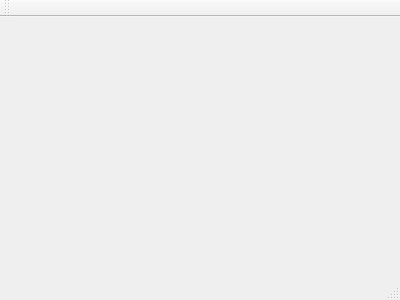
Before: the Qt Designer form mainwindow.ui in willgoishi/CSCI576HypermediaProject, drawn with Qt 5.
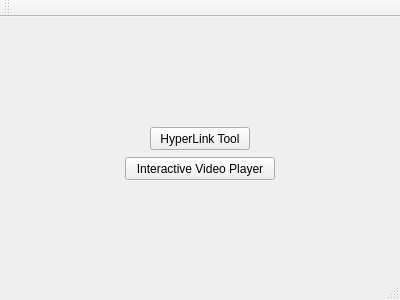
After: the same form once the commit is applied.

Commit message: updated main window form, added buttons and modified some of the ui structure for authoring tool

The edit to the form file:
```diff
--- a/mainwindow.ui
+++ b/mainwindow.ui
@@ -12,13 +12,61 @@
   <property name="windowTitle" >
    <string>MainWindow</string>
   </property>
-  <widget class="QMenuBar" name="menuBar" />
-  <widget class="QToolBar" name="mainToolBar" />
-  <widget class="QWidget" name="centralWidget" />
-  <widget class="QStatusBar" name="statusBar" />
+  <widget class="QWidget" name="centralWidget">
+   <widget class="QPushButton" name="hyperLinkToolButton">
+    <property name="geometry">
+     <rect>
+      <x>150</x>
+      <y>110</y>
+      <width>100</width>
+      <height>23</height>
+     </rect>
+    </property>
+    <property name="text">
+     <string>HyperLink Tool</string>
+    </property>
+   </widget>
+   <widget class="QPushButton" name="interactiveVideoPlayer">
+    <property name="geometry">
+     <rect>
+      <x>125</x>
+      <y>140</y>
+      <width>150</width>
+      <height>23</height>
+     </rect>
+    </property>
+    <property name="sizePolicy">
+     <sizepolicy hsizetype="Minimum" vsizetype="Minimum">
+      <horstretch>0</horstretch>
+      <verstretch>0</verstretch>
+     </sizepolicy>
+    </property>
+    <property name="text">
+     <string>Interactive Video Player</string>
+    </property>
+   </widget>
+  </widget>
+  <widget class="QMenuBar" name="menuBar">
+   <property name="geometry">
+    <rect>
+     <x>0</x>
+     <y>0</y>
+     <width>400</width>
+     <height>21</height>
+    </rect>
+   </property>
+  </widget>
+  <widget class="QToolBar" name="mainToolBar">
+   <attribute name="toolBarArea">
+    <enum>TopToolBarArea</enum>
+   </attribute>
+   <attribute name="toolBarBreak">
+    <bool>false</bool>
+   </attribute>
+  </widget>
+  <widget class="QStatusBar" name="statusBar"/>
  </widget>
- <layoutDefault spacing="6" margin="11" />
- <pixmapfunction></pixmapfunction>
+ <layoutdefault spacing="6" margin="11"/>
  <resources/>
  <connections/>
 </ui>
```
Left out of the diff: 7 changed lines with no effect on the pictures. The commit also changes 5 other files.
